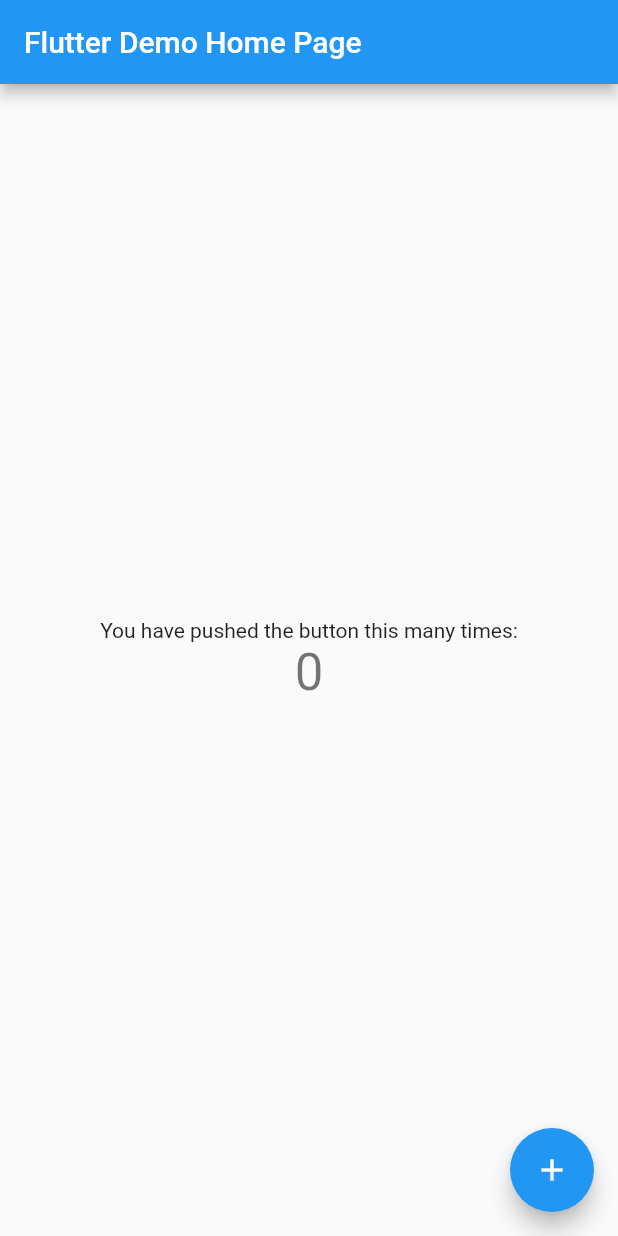
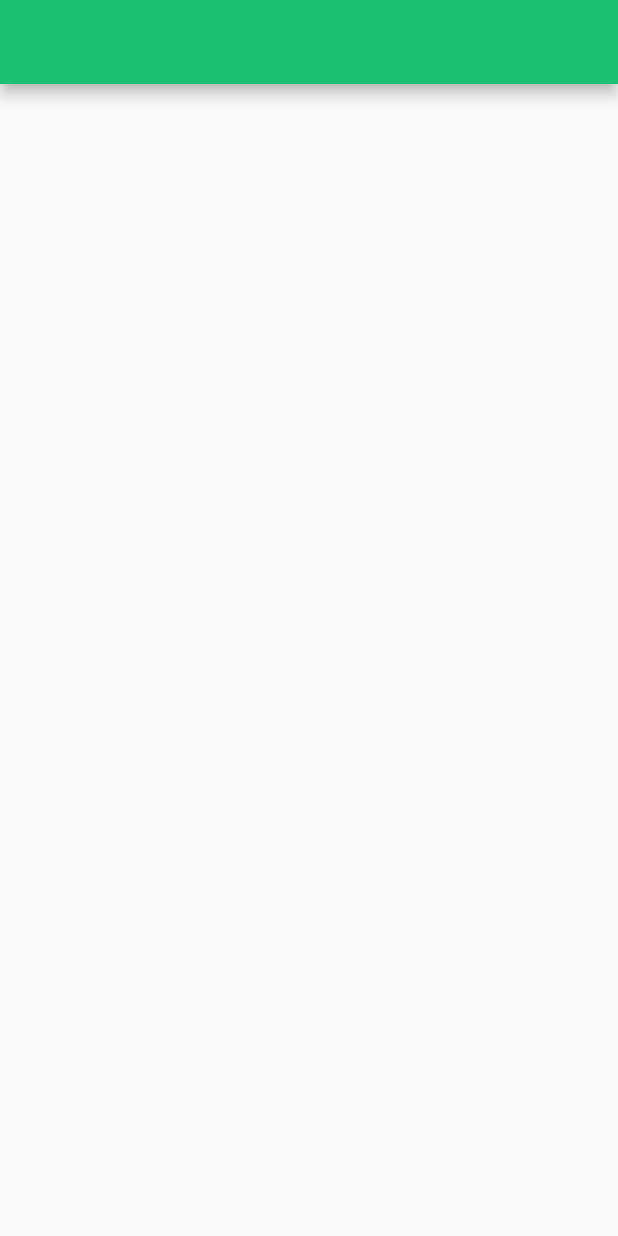
Before and after one commit to SherazJamil/BMI-Calculator-app-in-Flutter, a Flutter app: the screen it shows after launch, on a phone screen of 412 x 824 dp. Run offline on Flutter 3.47's test engine with Material 2 defaults, Android fonts, the phone set to English and light mode, and no system bars.

Commit message:
Update main file

```diff
--- /dev/null
+++ b/lib/Home.dart
@@ -0,0 +1,20 @@
+import 'package:flutter/material.dart';
+
+class HomeScreen extends StatefulWidget {
+  const HomeScreen({Key? key}) : super(key: key);
+
+  @override
+  State<HomeScreen> createState() => _HomeScreenState();
+}
+
+class _HomeScreenState extends State<HomeScreen> {
+  @override
+  Widget build(BuildContext context) {
+    return Scaffold(
+      appBar: AppBar(
+        automaticallyImplyLeading: false,
+        backgroundColor: const Color(0xFF1DBF73),
+      ),
+    );
+  }
+}
--- a/lib/main.dart
+++ b/lib/main.dart
@@ -1,4 +1,6 @@
 import 'package:flutter/material.dart';
+import 'package:flutter/services.dart';
+import 'Home.dart';
 
 void main() {
   runApp(const MyApp());
@@ -10,106 +12,19 @@ class MyApp extends StatelessWidget {
   // This widget is the root of your application.
   @override
   Widget build(BuildContext context) {
-    return MaterialApp(
-      title: 'Flutter Demo',
-      theme: ThemeData(
-        // This is the theme of your application.
-        //
-        // Try running your application with "flutter run". You'll see the
-        // application has a blue toolbar. Then, without quitting the app, try
-        // changing the primarySwatch below to Colors.green and then invoke
-        // "hot reload" (press "r" in the console where you ran "flutter run",
-        // or simply save your changes to "hot reload" in a Flutter IDE).
-        // Notice that the counter didn't reset back to zero; the application
-        // is not restarted.
-        primarySwatch: Colors.blue,
-      ),
-      home: const MyHomePage(title: 'Flutter Demo Home Page'),
+    SystemChrome.setSystemUIOverlayStyle(
+        SystemUiOverlayStyle(
+          statusBarColor: Colors.green,
+          statusBarBrightness: Brightness.light,
+          statusBarIconBrightness: Brightness.light,
+        ));
+    SystemChrome.setPreferredOrientations([
+      DeviceOrientation.portraitUp,
+      DeviceOrientation.portraitDown,
+    ]);
+    return const MaterialApp(
+      debugShowCheckedModeBanner: false,
+      home: HomeScreen(),
     );
   }
 }
-
-class MyHomePage extends StatefulWidget {
-  const MyHomePage({Key? key, required this.title}) : super(key: key);
-
-  // This widget is the home page of your application. It is stateful, meaning
-  // that it has a State object (defined below) that contains fields that affect
-  // how it looks.
-
-  // This class is the configuration for the state. It holds the values (in this
-  // case the title) provided by the parent (in this case the App widget) and
-  // used by the build method of the State. Fields in a Widget subclass are
-  // always marked "final".
-
-  final String title;
-
-  @override
-  State<MyHomePage> createState() => _MyHomePageState();
-}
-
-class _MyHomePageState extends State<MyHomePage> {
-  int _counter = 0;
-
-  void _incrementCounter() {
-    setState(() {
-      // This call to setState tells the Flutter framework that something has
-      // changed in this State, which causes it to rerun the build method below
-      // so that the display can reflect the updated values. If we changed
-      // _counter without calling setState(), then the build method would not be
-      // called again, and so nothing would appear to happen.
-      _counter++;
-    });
-  }
-
-  @override
-  Widget build(BuildContext context) {
-    // This method is rerun every time setState is called, for instance as done
-    // by the _incrementCounter method above.
-    //
-    // The Flutter framework has been optimized to make rerunning build methods
-    // fast, so that you can just rebuild anything that needs updating rather
-    // than having to individually change instances of widgets.
-    return Scaffold(
-      appBar: AppBar(
-        // Here we take the value from the MyHomePage object that was created by
-        // the App.build method, and use it to set our appbar title.
-        title: Text(widget.title),
-      ),
-      body: Center(
-        // Center is a layout widget. It takes a single child and positions it
-        // in the middle of the parent.
-        child: Column(
-          // Column is also a layout widget. It takes a list of children and
-          // arranges them vertically. By default, it sizes itself to fit its
-          // children horizontally, and tries to be as tall as its parent.
-          //
-          // Invoke "debug painting" (press "p" in the console, choose the
-          // "Toggle Debug Paint" action from the Flutter Inspector in Android
-          // Studio, or the "Toggle Debug Paint" command in Visual Studio Code)
-          // to see the wireframe for each widget.
-          //
-          // Column has various properties to control how it sizes itself and
-          // how it positions its children. Here we use mainAxisAlignment to
-          // center the children vertically; the main axis here is the vertical
-          // axis because Columns are vertical (the cross axis would be
-          // horizontal).
-          mainAxisAlignment: MainAxisAlignment.center,
-          children: <Widget>[
-            const Text(
-              'You have pushed the button this many times:',
-            ),
-            Text(
-              '$_counter',
-              style: Theme.of(context).textTheme.headline4,
-            ),
-          ],
-        ),
-      ),
-      floatingActionButton: FloatingActionButton(
-        onPressed: _incrementCounter,
-        tooltip: 'Increment',
-        child: const Icon(Icons.add),
-      ), // This trailing comma makes auto-formatting nicer for build methods.
-    );
-  }
-}
```
